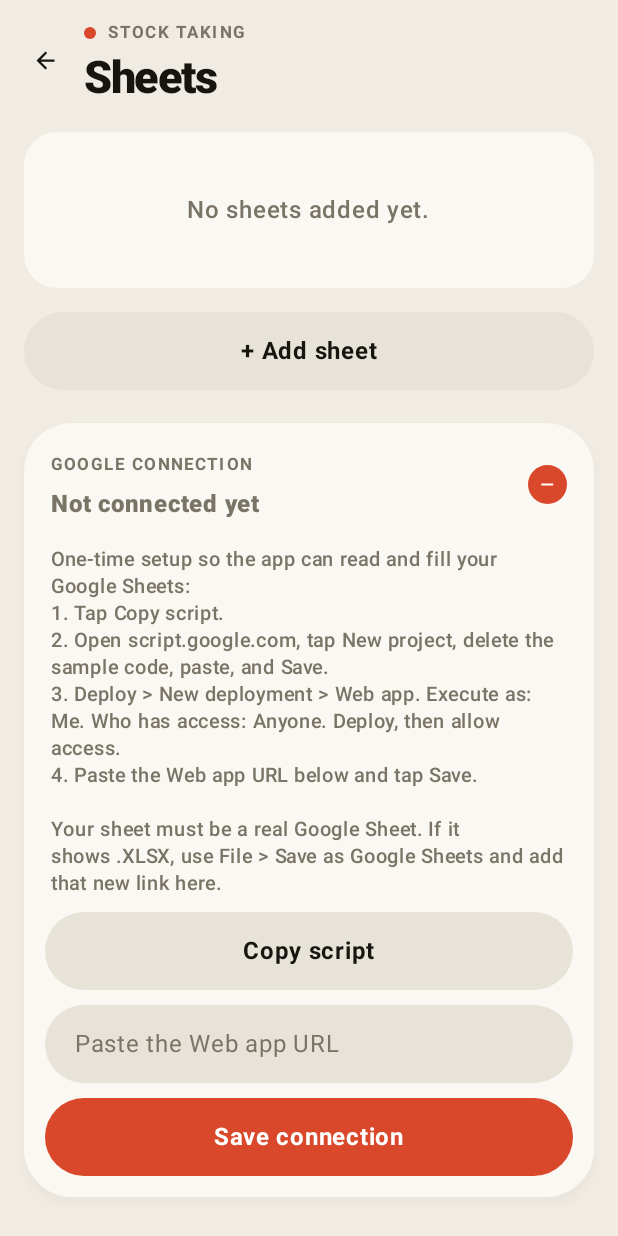
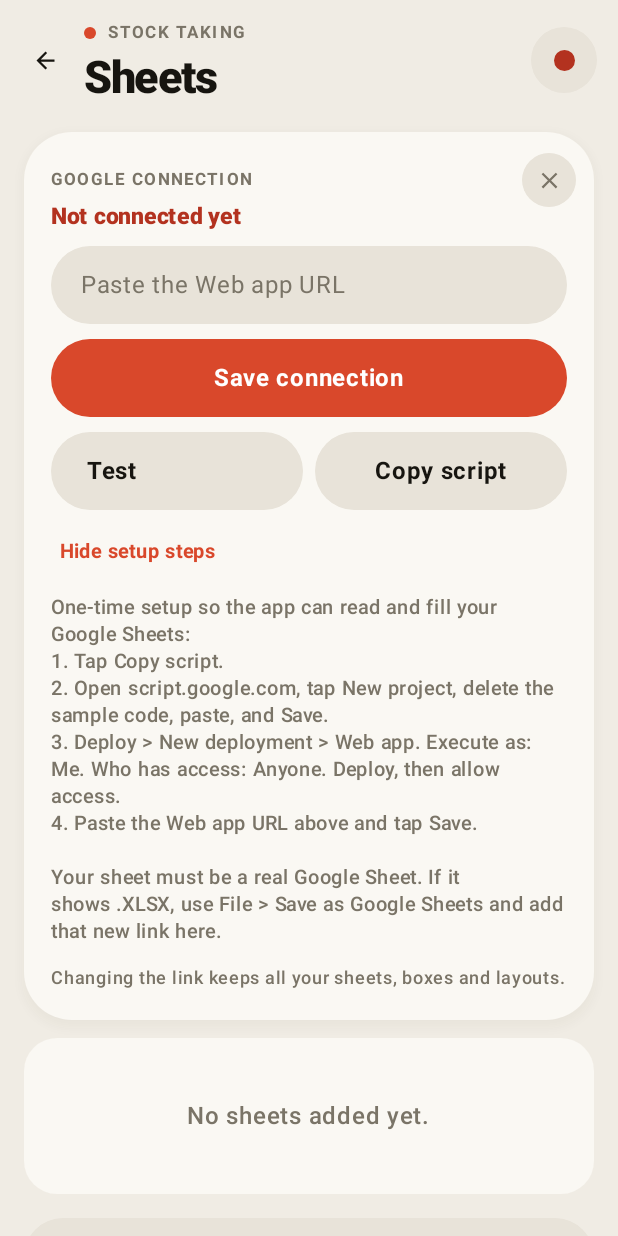
Before and after one commit to abhim5yu/partly-2, an Android app built with Jetpack Compose: the screen it shows after launch (MainActivity), after a tap on "Sheets", on a phone screen of 412 x 824 dp. Run offline under Robolectric (Android 15) with nearby library versions, the phone set to English and light mode, and no system bars.

Commit message:
Sheets: green/red status dot opens connection settings; full-sheet viewer in app style

```diff
--- a/app/src/main/java/com/partspicker/app/SheetsScreen.kt
+++ b/app/src/main/java/com/partspicker/app/SheetsScreen.kt
@@ -22,9 +22,11 @@ import androidx.compose.foundation.lazy.items
 import androidx.compose.foundation.shape.CircleShape
 import androidx.compose.material.icons.Icons
 import androidx.compose.material.icons.automirrored.filled.ArrowBack
+import androidx.compose.material.icons.filled.Close
 import androidx.compose.material.icons.filled.Edit
 import androidx.compose.material3.Text
 import androidx.compose.runtime.Composable
+import androidx.compose.runtime.LaunchedEffect
 import androidx.compose.runtime.getValue
 import androidx.compose.runtime.mutableStateOf
 import androidx.compose.runtime.remember
@@ -33,6 +35,7 @@ import androidx.compose.runtime.setValue
 import androidx.compose.ui.Alignment
 import androidx.compose.ui.Modifier
 import androidx.compose.ui.draw.clip
+import androidx.compose.ui.graphics.Color
 import androidx.compose.ui.platform.LocalContext
 import androidx.compose.ui.text.font.FontWeight
 import androidx.compose.ui.unit.dp
@@ -61,18 +64,41 @@ private fun SheetListScreen(vm: PartsViewModel, onBack: () -> Unit, onOpen: (She
     val c = LocalAppColors.current
     var editingId by rememberSaveable { mutableStateOf<String?>(null) }
     var showAdd by rememberSaveable { mutableStateOf(false) }
+    // The connection settings stay tucked away behind the status dot (open by default only until set up).
+    var showConn by rememberSaveable { mutableStateOf(vm.scriptUrl.isBlank()) }
+    val problem = vm.scriptUrl.isBlank() || vm.scriptOk == false
+
+    LaunchedEffect(Unit) {
+        if (vm.scriptUrl.isNotBlank()) vm.testScript()
+    }
 
     Column(Modifier.fillMaxSize().background(c.bg).statusBarsPadding()) {
         Row(
-            Modifier.fillMaxWidth().padding(start = 10.dp, end = 22.dp, top = 10.dp, bottom = 12.dp),
+            Modifier.fillMaxWidth().padding(start = 10.dp, end = 14.dp, top = 10.dp, bottom = 12.dp),
             verticalAlignment = Alignment.CenterVertically
         ) {
             IconBtn(Icons.AutoMirrored.Filled.ArrowBack, "Back", onBack, tint = c.text)
-            Column(Modifier.padding(start = 6.dp)) {
+            Column(Modifier.weight(1f).padding(start = 6.dp)) {
                 Eyebrow("Stock taking")
                 Text(
                     "Sheets",
                     color = c.text, fontSize = 30.sp, fontWeight = FontWeight.ExtraBold, letterSpacing = (-1).sp
+                )
+            }
+            // Status dot: green = connected, red = needs attention. Tap to open the connection settings.
+            Box(
+                Modifier
+                    .size(44.dp)
+                    .clip(CircleShape)
+                    .background(if (showConn) c.surface2 else Color.Transparent)
+                    .clickable { showConn = !showConn },
+                contentAlignment = Alignment.Center
+            ) {
+                Box(
+                    Modifier
+                        .size(14.dp)
+                        .clip(CircleShape)
+                        .background(if (problem) c.error else c.success)
                 )
             }
         }
@@ -81,6 +107,14 @@ private fun SheetListScreen(vm: PartsViewModel, onBack: () -> Unit, onOpen: (She
             Modifier.weight(1f).fillMaxWidth(),
             contentPadding = PaddingValues(bottom = 24.dp)
         ) {
+            if (showConn) {
+                item {
+                    Box(Modifier.padding(horizontal = 16.dp, vertical = 6.dp)) {
+                        ConnectionCard(vm, onClose = { showConn = false })
+                    }
+                }
+            }
+
             if (vm.sheetLinks.isEmpty()) {
                 item {
                     Box(Modifier.padding(horizontal = 16.dp, vertical = 6.dp)) {
@@ -137,12 +171,6 @@ private fun SheetListScreen(vm: PartsViewModel, onBack: () -> Unit, onOpen: (She
                 }
             }
 
-            item {
-                Box(Modifier.padding(start = 16.dp, end = 16.dp, top = 22.dp)) {
-                    ConnectionCard(vm)
-                }
-            }
-
             item { Box(Modifier.navigationBarsPadding()) }
         }
     }
@@ -173,17 +201,29 @@ private fun SheetCard(name: String, onOpen: () -> Unit, onEdit: () -> Unit) {
 }
 
 /**
- * One-time setup: the person copies a small Google Apps Script from here, deploys it as a
- * web app, and pastes its URL back. That lets the app read and write their Google Sheets.
+ * The Google connection settings (opened from the status dot). Change the link any time:
+ * only the link is replaced — your sheets, boxes and layouts stay exactly as they are.
  */
 @Composable
-private fun ConnectionCard(vm: PartsViewModel) {
+private fun ConnectionCard(vm: PartsViewModel, onClose: () -> Unit) {
     val c = LocalAppColors.current
     val context = LocalContext.current
-    var open by rememberSaveable { mutableStateOf(vm.scriptUrl.isBlank()) }
+    val connected = vm.scriptUrl.isNotBlank()
     var url by remember { mutableStateOf(vm.scriptUrl) }
     var error by remember { mutableStateOf("") }
-    val connected = vm.scriptUrl.isNotBlank()
+    var steps by remember { mutableStateOf(!connected) }
+
+    val statusText = when {
+        !connected -> "Not connected yet"
+        vm.scriptOk == false -> vm.scriptNote.ifBlank { "There's a problem with the connection" }
+        vm.scriptOk == true -> "Connected"
+        else -> "Checking…"
+    }
+    val statusColor = when {
+        !connected || vm.scriptOk == false -> c.error
+        vm.scriptOk == true -> c.success
+        else -> c.muted
+    }
 
     Column(
         Modifier
@@ -191,48 +231,53 @@ private fun ConnectionCard(vm: PartsViewModel) {
             .lift(RadiusXl)
             .clip(RadiusXl)
             .background(c.surface)
+            .padding(start = 18.dp, end = 12.dp, top = 14.dp, bottom = 16.dp),
+        verticalArrangement = Arrangement.spacedBy(10.dp)
     ) {
         Row(
-            Modifier
-                .fillMaxWidth()
-                .clickable { open = !open }
-                .padding(horizontal = 18.dp, vertical = 16.dp),
-            verticalAlignment = Alignment.CenterVertically,
+            Modifier.fillMaxWidth(),
+            verticalAlignment = Alignment.Top,
             horizontalArrangement = Arrangement.SpaceBetween
         ) {
-            Column(verticalArrangement = Arrangement.spacedBy(2.dp)) {
+            Column(Modifier.weight(1f).padding(top = 6.dp), verticalArrangement = Arrangement.spacedBy(2.dp)) {
                 SectionLabel("Google connection")
                 Text(
-                    if (connected) "Connected" else "Not connected yet",
-                    color = if (connected) c.success else c.muted,
-                    fontSize = 16.sp, fontWeight = FontWeight.ExtraBold
+                    statusText,
+                    color = statusColor, fontSize = 15.sp, fontWeight = FontWeight.ExtraBold, lineHeight = 20.sp
                 )
             }
-            Box(
-                Modifier.size(26.dp).clip(CircleShape).background(if (open) c.accent else c.surface2),
-                contentAlignment = Alignment.Center
-            ) {
-                Text(
-                    if (open) "–" else "+",
-                    color = if (open) c.onAccent else c.muted,
-                    fontSize = 16.sp, lineHeight = 16.sp
-                )
-            }
+            IconBtn(Icons.Filled.Close, "Close", onClose, tint = c.muted, background = c.surface2, size = 36.dp)
         }
-        if (open) {
-            Column(
-                Modifier.fillMaxWidth().padding(start = 14.dp, end = 14.dp, bottom = 14.dp),
-                verticalArrangement = Arrangement.spacedBy(10.dp)
-            ) {
-                Text(
-                    "One-time setup so the app can read and fill your Google Sheets:\n" +
-                        "1. Tap Copy script.\n" +
-                        "2. Open script.google.com, tap New project, delete the sample code, paste, and Save.\n" +
-                        "3. Deploy > New deployment > Web app. Execute as: Me. Who has access: Anyone. Deploy, then allow access.\n" +
-                        "4. Paste the Web app URL below and tap Save.\n\n" +
-                        "Your sheet must be a real Google Sheet. If it shows .XLSX, use File > Save as Google Sheets and add that new link here.",
-                    Modifier.padding(horizontal = 4.dp),
-                    color = c.muted, fontSize = 13.sp, fontWeight = FontWeight.Medium, lineHeight = 18.sp
+
+        Column(Modifier.padding(end = 6.dp), verticalArrangement = Arrangement.spacedBy(10.dp)) {
+            PillField(
+                value = url,
+                onValueChange = { url = it; error = "" },
+                placeholder = "Paste the Web app URL",
+                modifier = Modifier.fillMaxWidth(),
+                forceUppercase = false
+            )
+            StatusText(error, c.error)
+            PillButton(
+                if (connected) "Save changes" else "Save connection",
+                onClick = {
+                    val u = url.trim()
+                    if (!u.startsWith("https://") || !u.contains("/exec")) {
+                        error = "That should be the Web app URL ending in /exec."
+                    } else {
+                        error = ""
+                        vm.saveScriptUrl(u)
+                        onClose()
+                    }
+                },
+                modifier = Modifier.fillMaxWidth()
+            )
+            Row(horizontalArrangement = Arrangement.spacedBy(8.dp)) {
+                PillButton(
+                    "Test connection",
+                    onClick = { vm.testScript() },
+                    modifier = Modifier.weight(1f),
+                    container = c.surface2, content = c.text
                 )
                 PillButton(
                     "Copy script",
@@ -242,32 +287,33 @@ private fun ConnectionCard(vm: PartsViewModel) {
                         cm.setPrimaryClip(ClipData.newPlainText("Parts Picker script", script))
                         Toast.makeText(context, "Script copied", Toast.LENGTH_SHORT).show()
                     },
-                    modifier = Modifier.fillMaxWidth(),
+                    modifier = Modifier.weight(1f),
                     container = c.surface2, content = c.text
                 )
-                PillField(
-                    value = url,
-                    onValueChange = { url = it; error = "" },
-                    placeholder = "Paste the Web app URL",
-                    modifier = Modifier.fillMaxWidth(),
-                    forceUppercase = false
-                )
-                StatusText(error, c.error)
-                PillButton(
-                    "Save connection",
-                    onClick = {
-                        val u = url.trim()
-                        if (!u.startsWith("https://") || !u.contains("/exec")) {
-                            error = "That should be the Web app URL ending in /exec."
-                        } else {
-                            error = ""
-                            vm.saveScriptUrl(u)
-                            open = false
-                        }
-                    },
-                    modifier = Modifier.fillMaxWidth()
+            }
+            Text(
+                if (steps) "Hide setup steps" else "Show setup steps",
+                Modifier
+                    .clip(PillShape)
+                    .clickable { steps = !steps }
+                    .padding(horizontal = 6.dp, vertical = 6.dp),
+                color = c.accent, fontSize = 13.sp, fontWeight = FontWeight.Bold
+            )
+            if (steps) {
+                Text(
+                    "One-time setup so the app can read and fill your Google Sheets:\n" +
+                        "1. Tap Copy script.\n" +
+                        "2. Open script.google.com, tap New project, delete the sample code, paste, and Save.\n" +
+                        "3. Deploy > New deployment > Web app. Execute as: Me. Who has access: Anyone. Deploy, then allow access.\n" +
+                        "4. Paste the Web app URL above and tap Save.\n\n" +
+                        "Your sheet must be a real Google Sheet. If it shows .XLSX, use File > Save as Google Sheets and add that new link here.",
+                    color = c.muted, fontSize = 13.sp, fontWeight = FontWeight.Medium, lineHeight = 18.sp
                 )
             }
+            Text(
+                "Changing the link keeps all your sheets, boxes and layouts.",
+                color = c.muted, fontSize = 12.sp, fontWeight = FontWeight.Medium
+            )
         }
     }
 }
```
Also changed, not shown: app/src/main/java/com/partspicker/app/SheetFullView.kt (added, +191 -0 lines).
